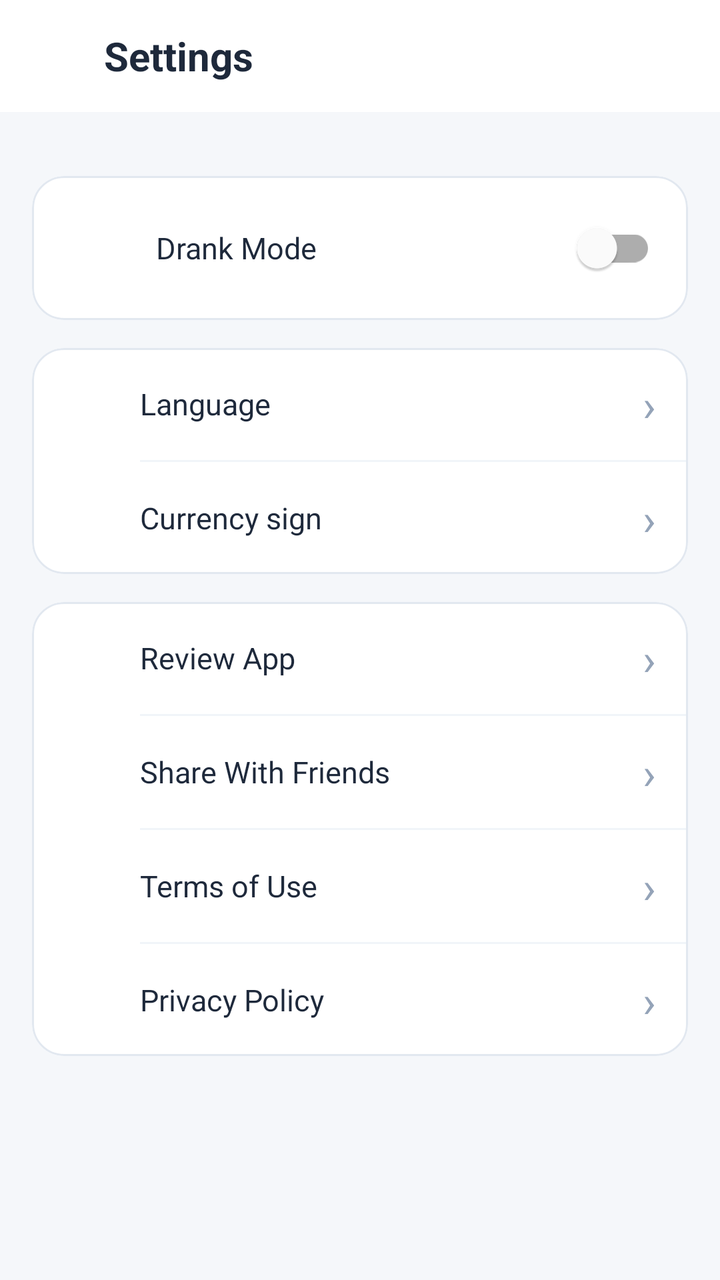
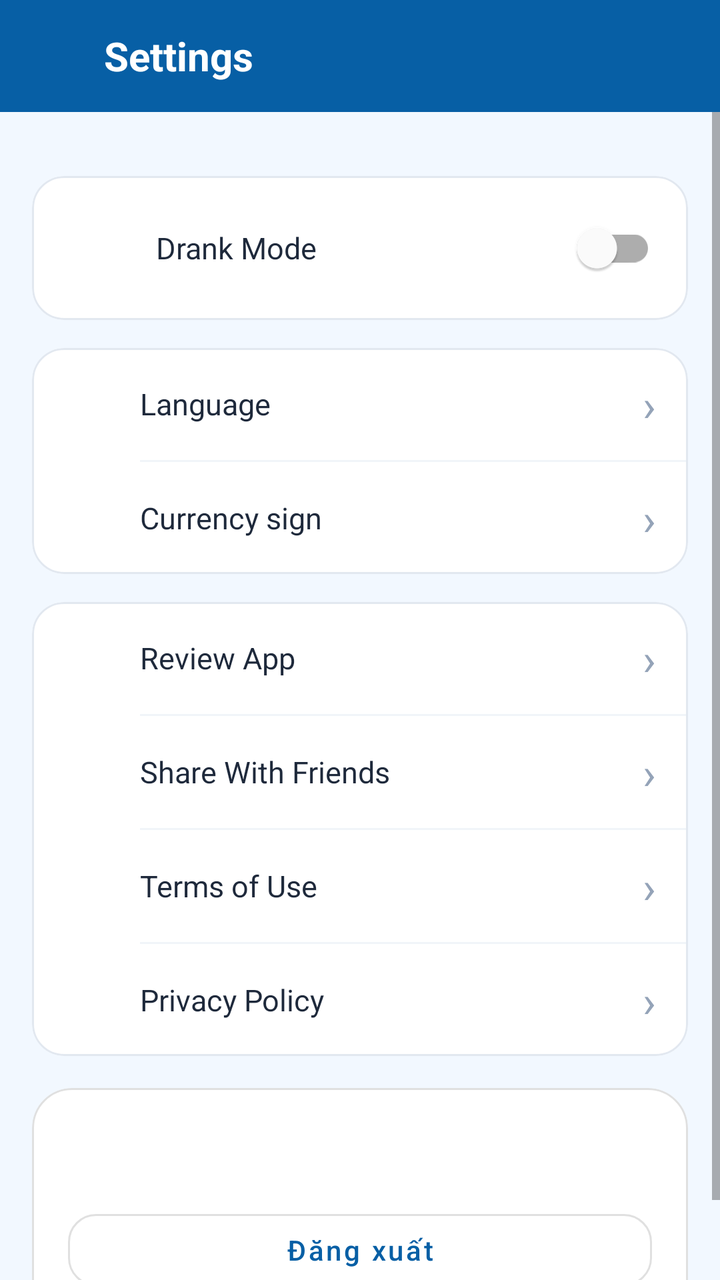

An Android layout rendered at two revisions. The XML below is the earlier revision; the diff shows what the commit changed to produce the second picture.
<!-- AndroidManifest.xml: application theme Theme.DemoV1 -->
<!-- res/layout/fragment_settings.xml -->
<?xml version="1.0" encoding="utf-8"?>
<LinearLayout xmlns:android="http://schemas.android.com/apk/res/android"
    xmlns:app="http://schemas.android.com/apk/res-auto"
    android:layout_width="match_parent"
    android:layout_height="match_parent"
    android:background="@color/settings_bg"
    android:orientation="vertical">

    
    <LinearLayout
        android:layout_width="match_parent"
        android:layout_height="56dp"
        android:background="@color/settings_surface"
        android:gravity="center_vertical"
        android:orientation="horizontal"
        android:paddingStart="16dp"
        android:paddingEnd="16dp">

        
        <ImageView
            android:id="@+id/icBack"
            android:layout_width="24dp"
            android:layout_height="24dp"
            android:contentDescription="@null" />

        <TextView
            android:layout_width="wrap_content"
            android:layout_height="wrap_content"
            android:layout_marginStart="12dp"
            android:text="Settings"
            android:textColor="@color/settings_text"
            android:textSize="20sp"
            android:textStyle="bold" />
    </LinearLayout>

    <ScrollView
        android:layout_width="match_parent"
        android:layout_height="0dp"
        android:layout_weight="1"
        android:fillViewport="true">

        <LinearLayout
            android:layout_width="match_parent"
            android:layout_height="wrap_content"
            android:orientation="vertical"
            android:padding="16dp">


            <com.google.android.material.card.MaterialCardView
                android:layout_width="match_parent"
                android:layout_height="wrap_content"
                android:layout_marginTop="16dp"
                app:cardBackgroundColor="@color/settings_surface"
                app:cardCornerRadius="16dp"
                app:cardElevation="0dp"
                app:strokeColor="@color/settings_stroke"
                app:strokeWidth="1dp">

                <LinearLayout
                    android:id="@+id/rowPassword"
                    android:layout_width="match_parent"
                    android:layout_height="wrap_content"
                    android:gravity="center_vertical"
                    android:orientation="horizontal"
                    android:paddingStart="16dp"
                    android:paddingTop="12dp"
                    android:paddingEnd="16dp"
                    android:paddingBottom="12dp">

                    
                    <ImageView
                        android:id="@+id/icPassword"
                        android:layout_width="32dp"
                        android:layout_height="32dp"
                        android:contentDescription="@null" />

                    <TextView
                        android:layout_width="0dp"
                        android:layout_height="wrap_content"
                        android:layout_marginStart="14dp"
                        android:layout_weight="1"
                        android:text="Drank Mode"
                        android:textColor="@color/settings_text"
                        android:textSize="15sp" />

                    <com.google.android.material.switchmaterial.SwitchMaterial
                        android:id="@+id/swichDrankMode"
                        android:layout_width="wrap_content"
                        android:layout_height="wrap_content" />
                </LinearLayout>
            </com.google.android.material.card.MaterialCardView>

            <com.google.android.material.card.MaterialCardView
                android:layout_width="match_parent"
                android:layout_height="wrap_content"
                android:layout_marginTop="14dp"
                app:cardBackgroundColor="@color/settings_surface"
                app:cardCornerRadius="16dp"
                app:cardElevation="0dp"
                app:strokeColor="@color/settings_stroke"
                app:strokeWidth="1dp">

                <LinearLayout
                    android:layout_width="match_parent"
                    android:layout_height="wrap_content"
                    android:orientation="vertical">

                    <LinearLayout
                        android:id="@+id/rowLanguage"
                        android:layout_width="match_parent"
                        android:layout_height="56dp"
                        android:background="?attr/selectableItemBackground"
                        android:clickable="true"
                        android:focusable="true"
                        android:gravity="center_vertical"
                        android:orientation="horizontal"
                        android:paddingStart="16dp"
                        android:paddingEnd="16dp">

                        <ImageView
                            android:id="@+id/icLanguage"
                            android:layout_width="24dp"
                            android:layout_height="24dp"
                            android:contentDescription="@null" />

                        <TextView
                            android:layout_width="0dp"
                            android:layout_height="wrap_content"
                            android:layout_marginStart="14dp"
                            android:layout_weight="1"
                            android:text="Language"
                            android:textColor="@color/settings_text"
                            android:textSize="15sp" />

                        <TextView
                            android:layout_width="wrap_content"
                            android:layout_height="wrap_content"
                            android:text="›"
                            android:textColor="@color/settings_chevron"
                            android:textSize="22sp" />
                    </LinearLayout>

                    <View
                        android:layout_width="match_parent"
                        android:layout_height="1dp"
                        android:layout_marginStart="54dp"
                        android:background="@color/settings_divider" />

                    <LinearLayout
                        android:id="@+id/rowCurrency"
                        android:layout_width="match_parent"
                        android:layout_height="56dp"
                        android:background="?attr/selectableItemBackground"
                        android:clickable="true"
                        android:focusable="true"
                        android:gravity="center_vertical"
                        android:orientation="horizontal"
                        android:paddingStart="16dp"
                        android:paddingEnd="16dp">

                        
                        <ImageView
                            android:id="@+id/icCurrency"
                            android:layout_width="24dp"
                            android:layout_height="24dp"
                            android:contentDescription="@null" />

                        <TextView
                            android:layout_width="0dp"
                            android:layout_height="wrap_content"
                            android:layout_marginStart="14dp"
                            android:layout_weight="1"
                            android:text="Currency sign"
                            android:textColor="@color/settings_text"
                            android:textSize="15sp" />

                        <TextView
                            android:layout_width="wrap_content"
                            android:layout_height="wrap_content"
                            android:text="›"
                            android:textColor="@color/settings_chevron"
                            android:textSize="22sp" />
                    </LinearLayout>
                </LinearLayout>
            </com.google.android.material.card.MaterialCardView>

            
            <com.google.android.material.card.MaterialCardView
                android:layout_width="match_parent"
                android:layout_height="wrap_content"
                android:layout_marginTop="14dp"
                app:cardBackgroundColor="@color/settings_surface"
                app:cardCornerRadius="16dp"
                app:cardElevation="0dp"
                app:strokeColor="@color/settings_stroke"
                app:strokeWidth="1dp">

                <LinearLayout
                    android:layout_width="match_parent"
                    android:layout_height="wrap_content"
                    android:orientation="vertical">

                    
                    <LinearLayout
                        android:id="@+id/rowReviewApp"
                        android:layout_width="match_parent"
                        android:layout_height="56dp"
                        android:background="?attr/selectableItemBackground"
                        android:clickable="true"
                        android:focusable="true"
                        android:gravity="center_vertical"
                        android:orientation="horizontal"
                        android:paddingStart="16dp"
                        android:paddingEnd="16dp">

                        
                        <ImageView
                            android:id="@+id/icReviewApp"
                            android:layout_width="24dp"
                            android:layout_height="24dp"
                            android:contentDescription="@null" />

                        <TextView
                            android:layout_width="0dp"
                            android:layout_height="wrap_content"
                            android:layout_marginStart="14dp"
                            android:layout_weight="1"
                            android:text="Review App"
                            android:textColor="@color/settings_text"
                            android:textSize="15sp" />

                        <TextView
                            android:layout_width="wrap_content"
                            android:layout_height="wrap_content"
                            android:text="›"
                            android:textColor="@color/settings_chevron"
                            android:textSize="22sp" />
                    </LinearLayout>

                    <View
                        android:layout_width="match_parent"
                        android:layout_height="1dp"
                        android:layout_marginStart="54dp"
                        android:background="@color/settings_divider" />

                    
                    <LinearLayout
                        android:id="@+id/rowShareFriends"
                        android:layout_width="match_parent"
                        android:layout_height="56dp"
                        android:background="?attr/selectableItemBackground"
                        android:clickable="true"
                        android:focusable="true"
                        android:gravity="center_vertical"
                        android:orientation="horizontal"
                        android:paddingStart="16dp"
                        android:paddingEnd="16dp">

                        
                        <ImageView
                            android:id="@+id/icShareFriends"
                            android:layout_width="24dp"
                            android:layout_height="24dp"
                            android:contentDescription="@null" />

                        <TextView
                            android:layout_width="0dp"
                            android:layout_height="wrap_content"
                            android:layout_marginStart="14dp"
                            android:layout_weight="1"
                            android:text="Share With Friends"
                            android:textColor="@color/settings_text"
                            android:textSize="15sp" />

                        <TextView
                            android:layout_width="wrap_content"
                            android:layout_height="wrap_content"
                            android:text="›"
                            android:textColor="@color/settings_chevron"
                            android:textSize="22sp" />
                    </LinearLayout>

                    <View
                        android:layout_width="match_parent"
                        android:layout_height="1dp"
                        android:layout_marginStart="54dp"
                        android:background="@color/settings_divider" />

                    
                    <LinearLayout
                        android:id="@+id/rowTerms"
                        android:layout_width="match_parent"
                        android:layout_height="56dp"
                        android:background="?attr/selectableItemBackground"
                        android:clickable="true"
                        android:focusable="true"
                        android:gravity="center_vertical"
                        android:orientation="horizontal"
                        android:paddingStart="16dp"
                        android:paddingEnd="16dp">

                        
                        <ImageView
                            android:id="@+id/icTerms"
                            android:layout_width="24dp"
                            android:layout_height="24dp"
                            android:contentDescription="@null" />

                        <TextView
                            android:layout_width="0dp"
                            android:layout_height="wrap_content"
                            android:layout_marginStart="14dp"
                            android:layout_weight="1"
                            android:text="Terms of Use"
                            android:textColor="@color/settings_text"
                            android:textSize="15sp" />

                        <TextView
                            android:layout_width="wrap_content"
                            android:layout_height="wrap_content"
                            android:text="›"
                            android:textColor="@color/settings_chevron"
                            android:textSize="22sp" />
                    </LinearLayout>

                    <View
                        android:layout_width="match_parent"
                        android:layout_height="1dp"
                        android:layout_marginStart="54dp"
                        android:background="@color/settings_divider" />

                    
                    <LinearLayout
                        android:id="@+id/rowPrivacy"
                        android:layout_width="match_parent"
                        android:layout_height="56dp"
                        android:background="?attr/selectableItemBackground"
                        android:clickable="true"
                        android:focusable="true"
                        android:gravity="center_vertical"
                        android:orientation="horizontal"
                        android:paddingStart="16dp"
                        android:paddingEnd="16dp">

                        
                        <ImageView
                            android:id="@+id/icPrivacy"
                            android:layout_width="24dp"
                            android:layout_height="24dp"
                            android:contentDescription="@null" />

                        <TextView
                            android:layout_width="0dp"
                            android:layout_height="wrap_content"
                            android:layout_marginStart="14dp"
                            android:layout_weight="1"
                            android:text="Privacy Policy"
                            android:textColor="@color/settings_text"
                            android:textSize="15sp" />

                        <TextView
                            android:layout_width="wrap_content"
                            android:layout_height="wrap_content"
                            android:text="›"
                            android:textColor="@color/settings_chevron"
                            android:textSize="22sp" />
                    </LinearLayout>
                </LinearLayout>
            </com.google.android.material.card.MaterialCardView>
        </LinearLayout>
    </ScrollView>
</LinearLayout>
<!-- resources referenced by this layout -->
<resources>
  <color name="settings_bg">#F5F7FA</color>
  <color name="settings_chevron">#94A3B8</color>
  <color name="settings_divider">#F1F5F9</color>
  <color name="settings_stroke">#E2E8F0</color>
  <color name="settings_surface">#FFFFFF</color>
  <color name="settings_text">#1E293B</color>
  <style name="Theme.DemoV1" parent="Theme.MaterialComponents.DayNight.NoActionBar">
          
          <item name="colorPrimary">@color/purple_500</item>
          <item name="colorPrimaryVariant">@color/purple_700</item>
          <item name="colorOnPrimary">@color/white</item>
          
          <item name="colorSecondary">@color/teal_200</item>
          <item name="colorSecondaryVariant">@color/teal_700</item>
          <item name="colorOnSecondary">@color/black</item>
          
          <item name="android:statusBarColor">?attr/colorPrimaryVariant</item>
          
      <item name="android:statusBarColor">@color/white</item>
      <item name="android:windowLightStatusBar">true</item>
      </style>
  <color name="purple_500">#FF6200EE</color>
  <color name="purple_700">#FF3700B3</color>
  <color name="white">#FFFFFFFF</color>
  <color name="teal_200">#FF03DAC5</color>
  <color name="teal_700">#FF018786</color>
  <color name="black">#FF000000</color>
</resources>

<!-- the commit's change to res/layout/fragment_settings.xml (unified diff, before → after) -->
@@ -10,7 +10,7 @@
     <LinearLayout
         android:layout_width="match_parent"
         android:layout_height="56dp"
-        android:background="@color/settings_surface"
+        android:background="@color/primarycolor"
         android:gravity="center_vertical"
         android:orientation="horizontal"
         android:paddingStart="16dp"
@@ -28,7 +28,7 @@
             android:layout_height="wrap_content"
             android:layout_marginStart="12dp"
             android:text="Settings"
-            android:textColor="@color/settings_text"
+            android:textColor="?attr/colorOnPrimary"
             android:textSize="20sp"
             android:textStyle="bold" />
     </LinearLayout>
@@ -367,6 +367,28 @@
                     </LinearLayout>
                 </LinearLayout>
             </com.google.android.material.card.MaterialCardView>
+            <com.google.android.material.card.MaterialCardView
+                style="@style/Home.Card"
+                android:layout_marginTop="16dp">
+
+                <LinearLayout style="@style/Home.CardContent">
+                    <TextView
+                        android:id="@+id/accountEmail"
+                        style="@style/Home.Heading"
+                        android:textColor="@color/settings_text" />
+
+                    <com.google.android.material.button.MaterialButton
+                        android:id="@+id/signOut"
+                        style="@style/Widget.MaterialComponents.Button.OutlinedButton"
+                        android:layout_width="match_parent"
+                        android:layout_height="wrap_content"
+                        android:layout_marginTop="12dp"
+                        android:minHeight="48dp"
+                        android:text="@string/auth_sign_out"
+                        android:textAllCaps="false"
+                        app:cornerRadius="14dp" />
+                </LinearLayout>
+            </com.google.android.material.card.MaterialCardView>
         </LinearLayout>
     </ScrollView>
 </LinearLayout>
<!-- resource entries referenced after the edit -->
@@ -1,31 +1,50 @@
 <!-- resources referenced by this layout -->
 <resources>
-  <color name="settings_bg">#F5F7FA</color>
+  <color name="primarycolor">#075FA5</color>
+  <color name="settings_bg">#F2F8FF</color>
   <color name="settings_chevron">#94A3B8</color>
   <color name="settings_divider">#F1F5F9</color>
   <color name="settings_stroke">#E2E8F0</color>
   <color name="settings_surface">#FFFFFF</color>
   <color name="settings_text">#1E293B</color>
+  <string name="auth_sign_out">Đăng xuất</string>
+  <style name="Home.Card" parent="Widget.MaterialComponents.CardView">
+          <item name="android:layout_width">match_parent</item>
+          <item name="android:layout_height">wrap_content</item>
+          <item name="cardBackgroundColor">?attr/colorSurface</item>
+          <item name="cardCornerRadius">20dp</item>
+          <item name="cardElevation">0dp</item>
+          <item name="strokeColor">?attr/colorControlHighlight</item>
+          <item name="strokeWidth">1dp</item>
+      </style>
+  <style name="Home.CardContent">
+          <item name="android:layout_width">match_parent</item>
+          <item name="android:layout_height">wrap_content</item>
+          <item name="android:orientation">vertical</item>
+          <item name="android:padding">18dp</item>
+      </style>
+  <style name="Home.Heading" parent="Home.Text">
+          <item name="android:textAppearance">?attr/textAppearanceHeadline6</item>
+          <item name="android:textStyle">bold</item>
+      </style>
   <style name="Theme.DemoV1" parent="Theme.MaterialComponents.DayNight.NoActionBar">
           
-          <item name="colorPrimary">@color/purple_500</item>
-          <item name="colorPrimaryVariant">@color/purple_700</item>
+          <item name="colorPrimary">@color/primarycolor</item>
+          <item name="colorPrimaryVariant">@color/primary_dark</item>
           <item name="colorOnPrimary">@color/white</item>
           
-          <item name="colorSecondary">@color/teal_200</item>
-          <item name="colorSecondaryVariant">@color/teal_700</item>
-          <item name="colorOnSecondary">@color/black</item>
+          <item name="colorSecondary">@color/primarycolor</item>
+          <item name="colorSecondaryVariant">@color/primary_dark</item>
+          <item name="colorOnSecondary">@color/white</item>
           
-          <item name="android:statusBarColor">?attr/colorPrimaryVariant</item>
-          
-      <item name="android:statusBarColor">@color/white</item>
-      <item name="android:windowLightStatusBar">true</item>
+          <item name="android:statusBarColor">@color/white</item>
+          <item name="android:windowLightStatusBar">true</item>
       </style>
-  <color name="purple_500">#FF6200EE</color>
-  <color name="purple_700">#FF3700B3</color>
+  <style name="Home.Text">
+          <item name="android:layout_width">match_parent</item>
+          <item name="android:layout_height">wrap_content</item>
+      </style>
+  <color name="primary_dark">#083D68</color>
   <color name="white">#FFFFFFFF</color>
-  <color name="teal_200">#FF03DAC5</color>
-  <color name="teal_700">#FF018786</color>
-  <color name="black">#FF000000</color>
 </resources>
 
